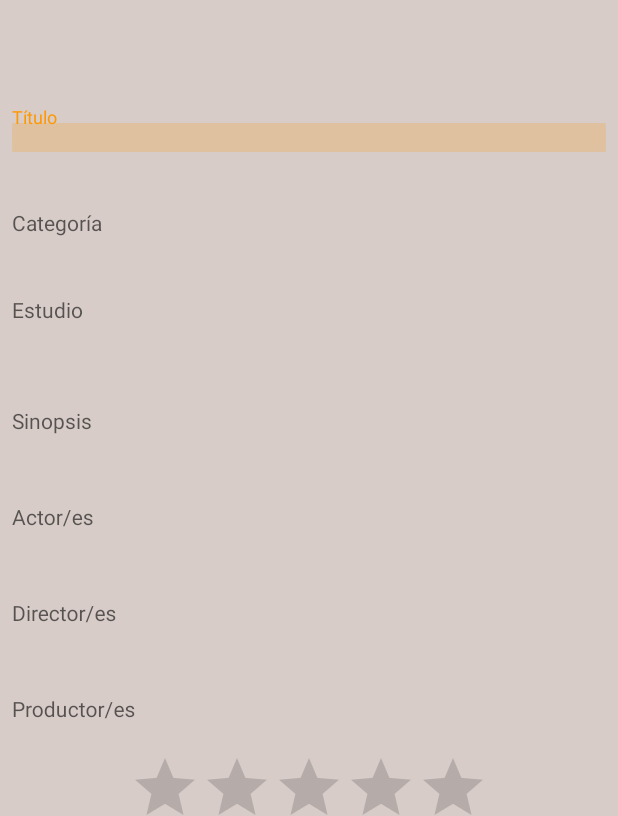
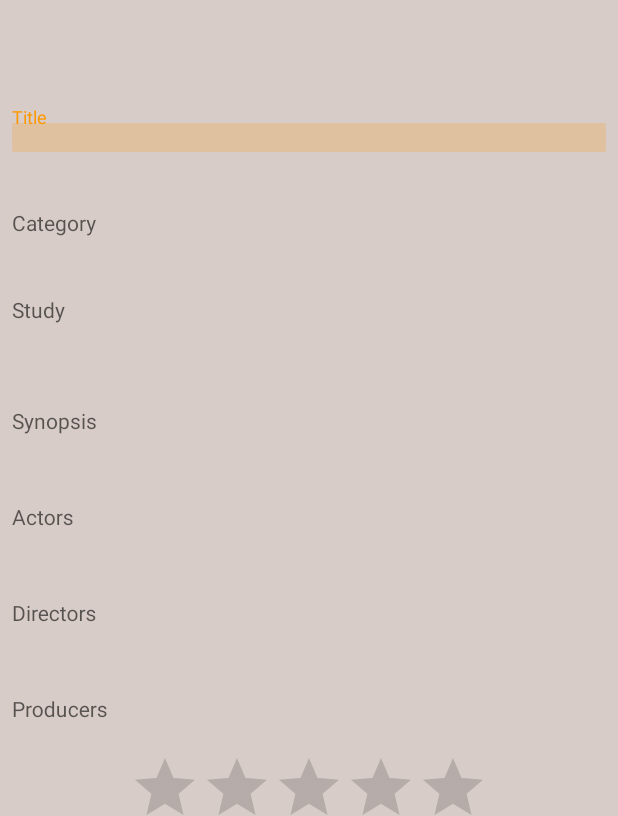
Before and after one commit to jvg637/PracticaListaPeliculas, an Android app: the ShowEditMovieActivity screen opened directly, with no data from a screen before it, on a phone screen of 412 x 824 dp. Shown: the part 367-1183 px from the top of the screen. Run offline under Robolectric (Android 15) with nearby library versions, the phone set to English and light mode, and no system bars.

Commit message:
Más traducción y corrección de errores

```diff
--- a/app/src/main/res/layout/activity_show_edit_movie.xml
+++ b/app/src/main/res/layout/activity_show_edit_movie.xml
@@ -39,7 +39,7 @@
                     android:layout_width="match_parent"
                     android:layout_height="wrap_content"
                     android:background="@drawable/ripple2"
-                    android:hint="Título"
+                    android:hint="@string/ASEM_title"
                     android:imeOptions="actionNext"
                     android:inputType="text"
                     android:textSize="14dp" />
@@ -60,7 +60,7 @@
                     android:layout_width="match_parent"
                     android:layout_height="wrap_content"
                     android:background="@drawable/ripple2"
-                    android:hint="Categoría"
+                    android:hint="@string/ASEM_category"
                     android:imeOptions="actionNext"
                     android:inputType="text"
                     android:textSize="14dp" />
@@ -81,7 +81,7 @@
                     android:layout_width="match_parent"
                     android:layout_height="wrap_content"
                     android:background="@drawable/ripple2"
-                    android:hint="Estudio"
+                    android:hint="@string/ASEM_study"
                     android:imeOptions="actionNext"
                     android:inputType="text"
                     android:textSize="14dp" />
@@ -102,7 +102,7 @@
                     android:layout_width="match_parent"
                     android:layout_height="wrap_content"
                     android:background="@drawable/ripple2"
-                    android:hint="Sinopsis"
+                    android:hint="@string/ASEM_sinopsis"
                     android:imeOptions="actionNext"
                     android:inputType="textMultiLine"
                     android:lines="3"
@@ -126,7 +126,7 @@
                     android:layout_width="match_parent"
                     android:layout_height="wrap_content"
                     android:background="@drawable/ripple2"
-                    android:hint="Actor/es"
+                    android:hint="@string/ASEM_actors"
                     android:imeOptions="actionNext"
                     android:inputType="textMultiLine"
                     android:lines="3"
@@ -151,7 +151,7 @@
                     android:layout_width="match_parent"
                     android:layout_height="wrap_content"
                     android:background="@drawable/ripple2"
-                    android:hint="Director/es"
+                    android:hint="@string/ASEM_directors"
                     android:imeOptions="actionNext"
                     android:inputType="textMultiLine"
                     android:lines="3"
@@ -176,7 +176,7 @@
                     android:layout_width="match_parent"
                     android:layout_height="wrap_content"
                     android:background="@drawable/ripple2"
-                    android:hint="Productor/es"
+                    android:hint="@string/ASEM_producers"
                     android:imeOptions="actionDone"
                     android:inputType="textMultiLine"
                     android:lines="3"
--- a/app/src/main/res/layout/elemento_lista.xml
+++ b/app/src/main/res/layout/elemento_lista.xml
@@ -28,7 +28,7 @@
             android:layout_width="wrap_content"
             android:layout_height="wrap_content"
             android:layout_marginStart="8dp"
-            android:text="@string/EL_title"
+            android:text="@string/ASEM_title"
             android:textAppearance="@style/TextAppearance.AppCompat.Large"
             app:layout_constraintStart_toEndOf="@+id/imagen"
             app:layout_constraintTop_toTopOf="parent" />
--- a/app/src/main/res/menu/activity_main_drawer.xml
+++ b/app/src/main/res/menu/activity_main_drawer.xml
@@ -7,7 +7,7 @@
         <item
             android:id="@+id/nav_1"
             android:icon="@android:drawable/ic_menu_edit"
-            android:title="@string/drawer_edit_user" />
+            android:title="@string/AP_edit_profile" />
         <item
             android:id="@+id/nav_2"
             android:icon="@android:drawable/ic_menu_gallery"
--- a/app/src/main/res/values/strings.xml
+++ b/app/src/main/res/values/strings.xml
@@ -29,6 +29,13 @@
     <string name="AP_email">Email</string>
 
     <!-- Textos correspondientes al xml de activity_show_edit_movie (ASEM) -->
+    <string name="ASEM_title">Title</string>
+    <string name="ASEM_category">Category</string>
+    <string name="ASEM_study">Study</string>
+    <string name="ASEM_sinopsis">Synopsis</string>
+    <string name="ASEM_actors">Actors</string>
+    <string name="ASEM_directors">Directors</string>
+    <string name="ASEM_producers">Producers</string>
     <string name="ASEM_comment">Your Comment</string>
     <string name="ASEM_average">Average</string>
     <string name="ASEM_show_comments">Show Comments</string>
@@ -39,7 +46,6 @@
     <string name="CL_toolbar_title">Movie Lists</string>
 
     <!-- Textos correspondientes al xml de elemento_lista (EL) -->
-    <string name="EL_title">Title</string>
     <string name="EL_description">Description</string>
 
     <!-- Textos correspondientes al xml de formulario_alta (FA) -->
```
Also changed, not shown: 1 other file.
